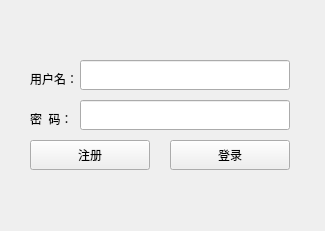
Qt form login.ui (tsuibin/groove) before a commit.
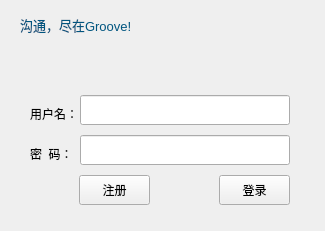
The same form after that commit.

```diff
--- a/login.ui
+++ b/login.ui
@@ -17,7 +17,7 @@
    <property name="geometry">
     <rect>
      <x>30</x>
-     <y>70</y>
+     <y>105</y>
      <width>57</width>
      <height>17</height>
     </rect>
@@ -30,7 +30,7 @@
    <property name="geometry">
     <rect>
      <x>30</x>
-     <y>110</y>
+     <y>145</y>
      <width>57</width>
      <height>17</height>
     </rect>
@@ -42,9 +42,9 @@
   <widget class="QPushButton" name="pushButton_login">
    <property name="geometry">
     <rect>
-     <x>170</x>
-     <y>140</y>
-     <width>120</width>
+     <x>219</x>
+     <y>175</y>
+     <width>71</width>
      <height>30</height>
     </rect>
    </property>
@@ -55,9 +55,9 @@
   <widget class="QPushButton" name="pushButton_reg">
    <property name="geometry">
     <rect>
-     <x>30</x>
-     <y>140</y>
-     <width>120</width>
+     <x>79</x>
+     <y>175</y>
+     <width>71</width>
      <height>30</height>
     </rect>
    </property>
@@ -69,7 +69,7 @@
    <property name="geometry">
     <rect>
      <x>80</x>
-     <y>60</y>
+     <y>95</y>
      <width>210</width>
      <height>30</height>
     </rect>
@@ -79,7 +79,7 @@
    <property name="geometry">
     <rect>
      <x>80</x>
-     <y>100</y>
+     <y>135</y>
      <width>210</width>
      <height>30</height>
     </rect>
@@ -92,15 +92,57 @@
    <property name="geometry">
     <rect>
      <x>40</x>
-     <y>20</y>
+     <y>50</y>
      <width>241</width>
-     <height>30</height>
+     <height>41</height>
     </rect>
    </property>
    <property name="text">
     <string/>
    </property>
   </widget>
+  <widget class="QLabel" name="label">
+   <property name="geometry">
+    <rect>
+     <x>20</x>
+     <y>10</y>
+     <width>131</width>
+     <height>31</height>
+    </rect>
+   </property>
+   <property name="text">
+    <string>&lt;!DOCTYPE HTML PUBLIC &quot;-//W3C//DTD HTML 4.0//EN&quot; &quot;http://www.w3.org/TR/REC-html40/strict.dtd&quot;&gt;
+&lt;html&gt;&lt;head&gt;&lt;meta name=&quot;qrichtext&quot; content=&quot;1&quot; /&gt;&lt;style type=&quot;text/css&quot;&gt;
+p, li { white-space: pre-wrap; }
+&lt;/style&gt;&lt;/head&gt;&lt;body style=&quot; font-family:'Sans'; font-size:10pt; font-weight:400; font-style:normal;&quot;&gt;
+&lt;p style=&quot; margin-top:0px; margin-bottom:0px; margin-left:0px; margin-right:0px; -qt-block-indent:0; text-indent:0px;&quot;&gt;&lt;span style=&quot; color:#00557f;&quot;&gt;沟通，尽在Groove!&lt;/span&gt;&lt;/p&gt;&lt;/body&gt;&lt;/html&gt;</string>
+   </property>
+  </widget>
+  <widget class="QLabel" name="label_login">
+   <property name="geometry">
+    <rect>
+     <x>0</x>
+     <y>0</y>
+     <width>325</width>
+     <height>231</height>
+    </rect>
+   </property>
+   <property name="styleSheet">
+    <string notr="true"/>
+   </property>
+   <property name="text">
+    <string/>
+   </property>
+  </widget>
+  <zorder>label_login</zorder>
+  <zorder>label_uname</zorder>
+  <zorder>label_pwd</zorder>
+  <zorder>pushButton_login</zorder>
+  <zorder>pushButton_reg</zorder>
+  <zorder>lineEdit_uname</zorder>
+  <zorder>lineEdit_pwd</zorder>
+  <zorder>label_msg</zorder>
+  <zorder>label</zorder>
  </widget>
  <layoutdefault spacing="6" margin="11"/>
  <resources/>
```
